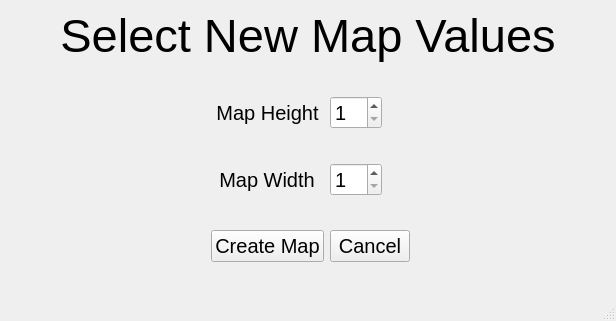
The window that Attempt 2/LevelDeveloper/maplayoutscreen.ui (EoinAbbey-Maher/MainProject) describes before a commit, drawn with Qt 5.
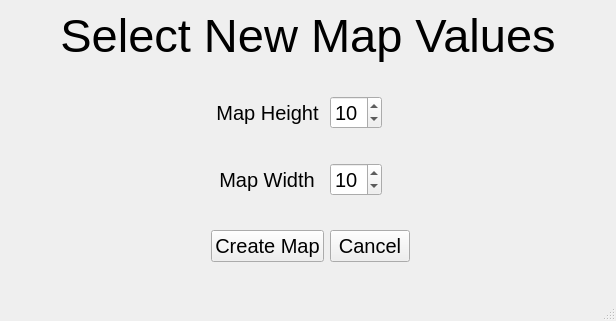
The same window after the commit.

```diff
--- a/Attempt 2/LevelDeveloper/maplayoutscreen.ui
+++ b/Attempt 2/LevelDeveloper/maplayoutscreen.ui
@@ -60,6 +60,9 @@
         <property name="minimum">
          <number>1</number>
         </property>
+        <property name="value">
+         <number>10</number>
+        </property>
        </widget>
       </item>
       <item row="1" column="0">
@@ -111,6 +114,9 @@
         <property name="minimum">
          <number>1</number>
         </property>
+        <property name="value">
+         <number>10</number>
+        </property>
        </widget>
       </item>
       <item row="2" column="0">
```
Left out of the diff: 2 changed lines with no effect on the pictures.
